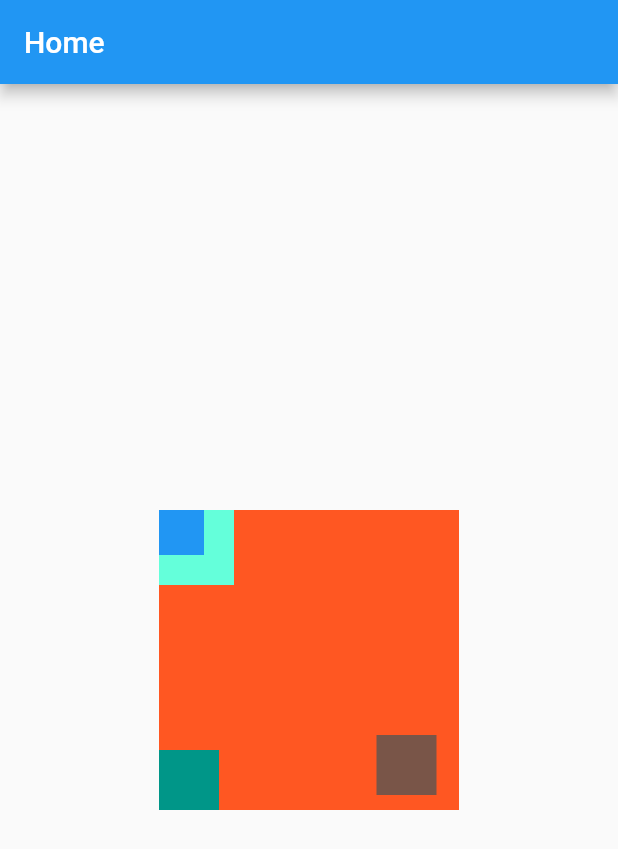
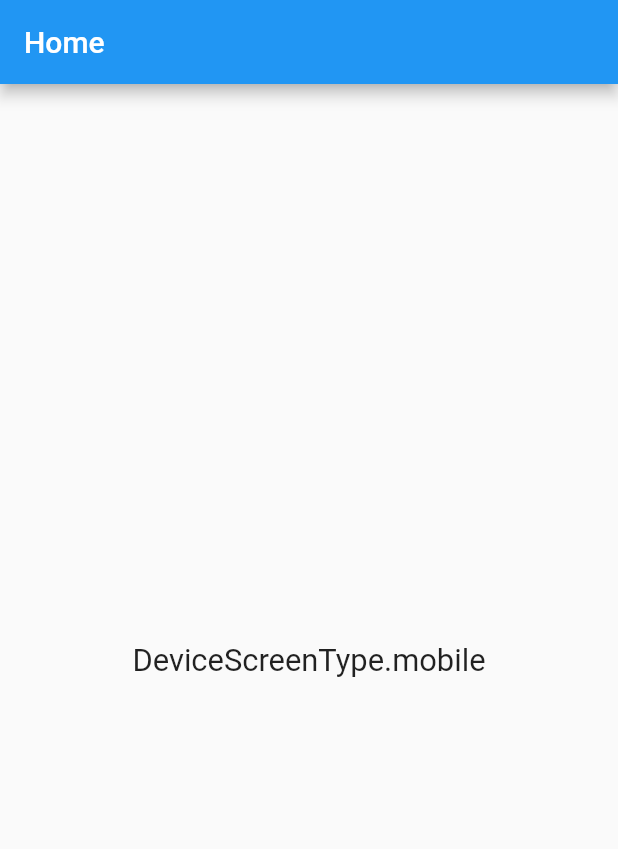
Before and after one commit to saem10/Flutter_project, a Flutter app: the screen it shows after launch, on a phone screen of 412 x 824 dp. Shown: the top 849 px of the screen. Run offline on Flutter 3.47's test engine with Material 2 defaults, Android fonts, the phone set to English and light mode, and no system bars; our stand-ins replace device_preview, responsive_builder, sizer.

Commit message:
Sizer(height, width)

```diff
--- a/lib/home_screen.dart
+++ b/lib/home_screen.dart
@@ -1,4 +1,6 @@
 import 'package:flutter/material.dart';
+import 'package:responsive_builder/responsive_builder.dart';
+import 'package:sizer/sizer.dart';
 
 /// Stack, Positioned, Align
 
@@ -11,37 +13,15 @@ class HomeScreen extends StatelessWidget {
       appBar: AppBar(
         title: Text('Home'),
       ),
-      body: Center(
-        child: Stack(
-          children: [
-            Container(
-              width: 200,
-              height: 200,
-              color: Colors.deepOrange,
+      body: ResponsiveBuilder(
+        builder: (context, sizeInformation){
+          return Center(
+            child: Text(
+              sizeInformation.deviceScreenType.toString(),
+              style: TextStyle(fontSize: 15.sp),
             ),
-            Container(
-              width: 50,
-              height: 50,
-              color: Colors.tealAccent,
-            ),
-            Container(width: 30, height: 30, color: Colors.blue),
-            Positioned(
-              bottom: 10,
-              right: 15,
-              child: Container(
-                width: 40,
-                height: 40,
-                color: Colors.brown,
-              ),
-            ),
-            Positioned.fill(
-              child: Align(
-                alignment: Alignment.bottomLeft,
-                child: Container(height: 40, width: 40, color: Colors.teal),
-              ),
-            )
-          ],
-        ),
+          );
+        },
       ),
     );
   }
--- a/lib/main.dart
+++ b/lib/main.dart
@@ -1,18 +1,29 @@
 import 'package:application_2/home_screen.dart';
-
+import 'package:device_preview/device_preview.dart';
 import 'package:flutter/material.dart';
+import 'package:sizer/sizer.dart';
 
 void main() {
-  runApp(MyApp());
+  runApp(DevicePreview(
+    builder: (context) {
+      return MyApp();
+    },
+  ));
 }
 
 class MyApp extends StatelessWidget {
-  MyApp({super.key});
+  const MyApp({super.key});
 
   @override
   Widget build(BuildContext context) {
-    return MaterialApp(
-      home: HomeScreen(),
+    return Sizer(
+      builder: (context,orientation,deviceType) {
+        return MaterialApp(
+          locale: DevicePreview.locale(context),
+          builder: DevicePreview.appBuilder,
+          home: HomeScreen(),
+        );
+      }
     );
   }
 }
```
